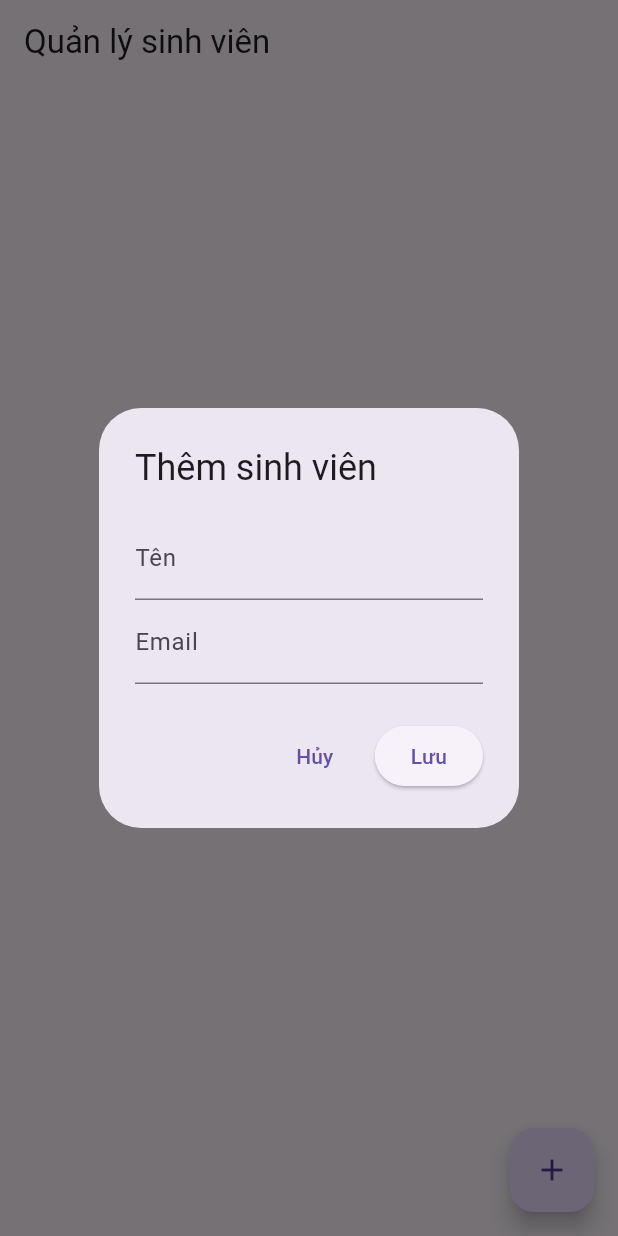
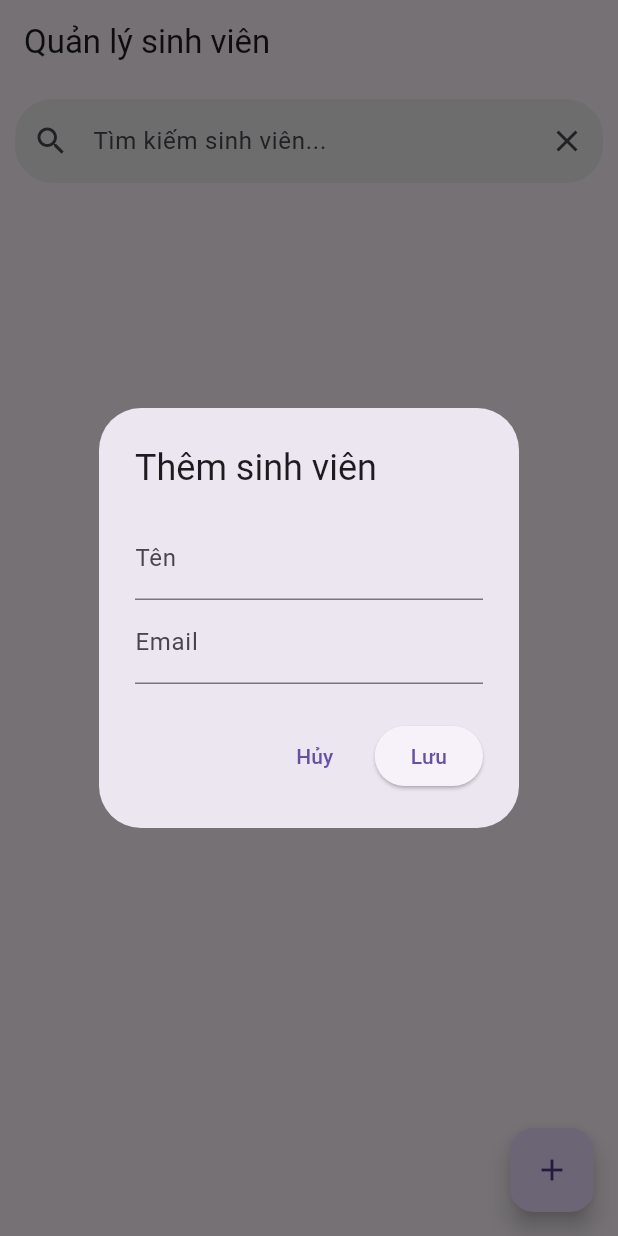
Before and after one commit to nguyenhoangkhang-2010/mobile-programming-week6, a Flutter app: the screen it shows after launch, after a tap on the "add" icon, on a phone screen of 412 x 824 dp. Run offline on Flutter 3.47's test engine with Material 3 defaults, Android fonts, the phone set to English and light mode, and no system bars; our stand-ins replace sqflite; accounts and stored records are empty.

Commit message:
update home_screen, button search

```diff
--- a/lib/screens/home_screen.dart
+++ b/lib/screens/home_screen.dart
@@ -11,6 +11,8 @@ class HomeScreen extends StatefulWidget {
 class _HomeScreenState extends State<HomeScreen> {
   final StudentService services = StudentService();
   List<SinhVien> sinhvien = [];
+  TextEditingController searchController = TextEditingController();
+  List<SinhVien> filteredList = [];
 
   @override
   void initState(){
@@ -20,7 +22,16 @@ class _HomeScreenState extends State<HomeScreen> {
 
   void loadData() async{
     sinhvien = await services.getStudents();
+    filteredList = sinhvien;
     setState(() {});
+  }
+
+  void search(String keyword) {
+  setState(() {
+    filteredList = sinhvien.where((s) {
+      return s.name.toLowerCase().contains(keyword.toLowerCase());
+    }).toList();
+  });
 }
 
   void showAddDialog(){
@@ -119,10 +130,38 @@ class _HomeScreenState extends State<HomeScreen> {
       appBar: AppBar(
         title: Text("Quản lý sinh viên"),
       ),
-      body: ListView.builder(
-        itemCount: sinhvien.length,
-        itemBuilder: (_, i){
-          final s = sinhvien[i];
+      body: Column(
+      children: [
+        Padding(
+          padding: const EdgeInsets.all(10),
+          child: TextField(
+            controller: searchController,
+            onChanged: search,
+            decoration: InputDecoration(
+              hintText: "Tìm kiếm sinh viên...",
+              prefixIcon: Icon(Icons.search),
+              suffixIcon: IconButton(
+                onPressed: (){
+                  searchController.clear();
+                  search("");
+                },
+              icon: Icon(Icons.clear),
+              ),
+              filled: true,
+              fillColor: Colors.grey[200],
+              border: OutlineInputBorder(
+                borderRadius: BorderRadius.circular(25),
+                borderSide: BorderSide.none,
+              ),
+            ),
+          ),
+        ),
+
+        Expanded(
+          child: ListView.builder(
+            itemCount: filteredList.length, // 👈 dùng filteredList
+            itemBuilder: (_, i) {
+              final s = filteredList[i];
               return Padding(
                 padding: const EdgeInsets.symmetric(horizontal: 10, vertical: 6),
                 child: Container(
@@ -133,30 +172,33 @@ class _HomeScreenState extends State<HomeScreen> {
                       BoxShadow(
                         color: Colors.black12,
                         blurRadius: 4,
-                    offset: Offset(0, 2)
+                        offset: Offset(0, 2),
                       )
-                ]
+                    ],
                   ),
-              child:  ListTile(
+                  child: ListTile(
                     leading: CircleAvatar(
                       backgroundImage: AssetImage('assets/images/logo.png'),
                     ),
                     title: Text(s.name),
                     subtitle: Text(s.email),
                     trailing: IconButton(
-                onPressed: () async{
+                      onPressed: () async {
                         await services.deleteStudent(s.id!);
                         loadData();
                       },
-                icon: Icon(Icons.delete, color: Colors.red,),
+                      icon: Icon(Icons.delete, color: Colors.red),
                     ),
-              onTap: (){
+                    onTap: () {
                       showEditDialog(s);
                     },
-            )
+                  ),
                 ),
               );
-        }
+            },
+          ),
+        ),
+      ],
     ),
       floatingActionButton: FloatingActionButton(onPressed: showAddDialog, child: Icon(Icons.add),),
     );
```
Lines whose indentation alone changed are shown as unchanged.
